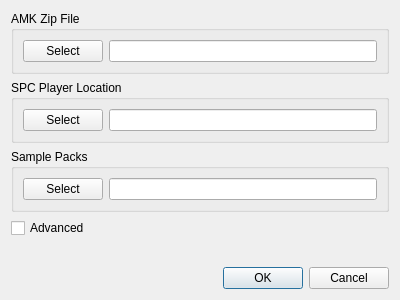
Old version of the form smw_music/data/preferences.ui in the repository com-posers-pit/smw_music.
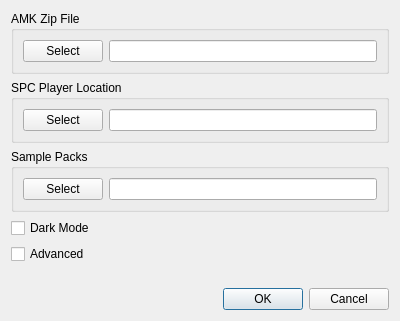
New version of the form.

Commit message:
Add dark mode option
Now playing:
The Widow Maker - feat. Gunship by Carpenter Brut, Gunship

The edit to the form file:
```diff
--- a/smw_music/data/preferences.ui
+++ b/smw_music/data/preferences.ui
@@ -7,7 +7,7 @@
     <x>0</x>
     <y>0</y>
     <width>400</width>
-    <height>300</height>
+    <height>321</height>
    </rect>
   </property>
   <property name="sizePolicy">
@@ -80,6 +80,13 @@
      </layout>
     </widget>
    </item>
+   <item>
+    <widget class="QCheckBox" name="dark_mode">
+     <property name="text">
+      <string>Dark Mode</string>
+     </property>
+    </widget>
+   </item>
    <item>
     <widget class="QCheckBox" name="advanced_mode">
      <property name="text">
```
The commit also changes 7 other files.
